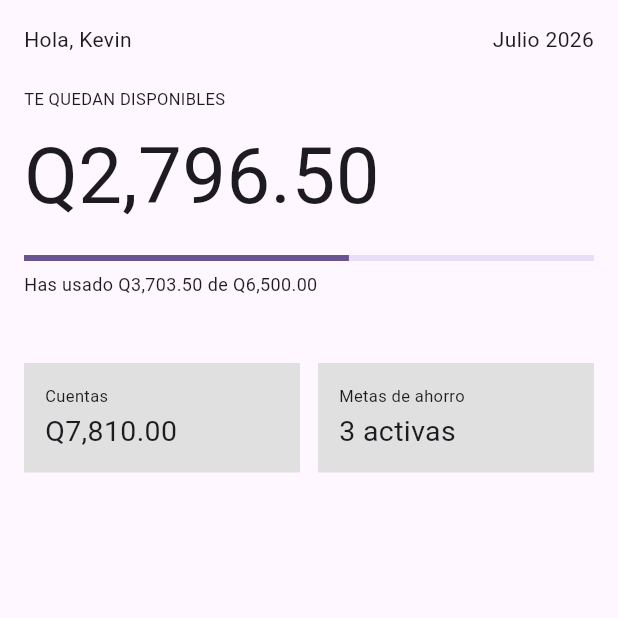
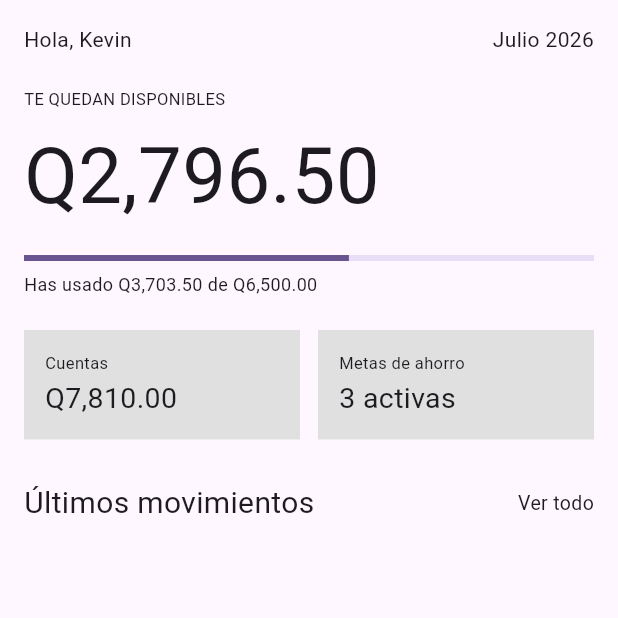
Before and after one commit to saulecch/inkash, a Flutter app: the screen it shows after launch, on a phone screen of 412 x 824 dp, the top half of it. Run offline on Flutter 3.47's test engine with Material 3 defaults, Android fonts, the phone set to English and light mode, and no system bars.

Commit message:
S05 titulo de lista

```diff
--- a/lib/main.dart
+++ b/lib/main.dart
@@ -39,7 +39,6 @@ class MyApp extends StatelessWidget {
                 ],
               ),
               const SizedBox(height: 22),
-              const SizedBox(height: 22),
               Row(
                 children: [
                   Expanded(
@@ -76,6 +75,14 @@ class MyApp extends StatelessWidget {
                   ),
                 ],
               ),
+              const SizedBox(height: 28),
+              Row(
+                children: const [
+                  Text('Últimos movimientos', style: TextStyle(fontSize: 20)),
+                  Spacer(),
+                  Text('Ver todo', style: TextStyle(fontSize: 13)),
+                ],
+              ),
             ],
           ),
         ),
```
